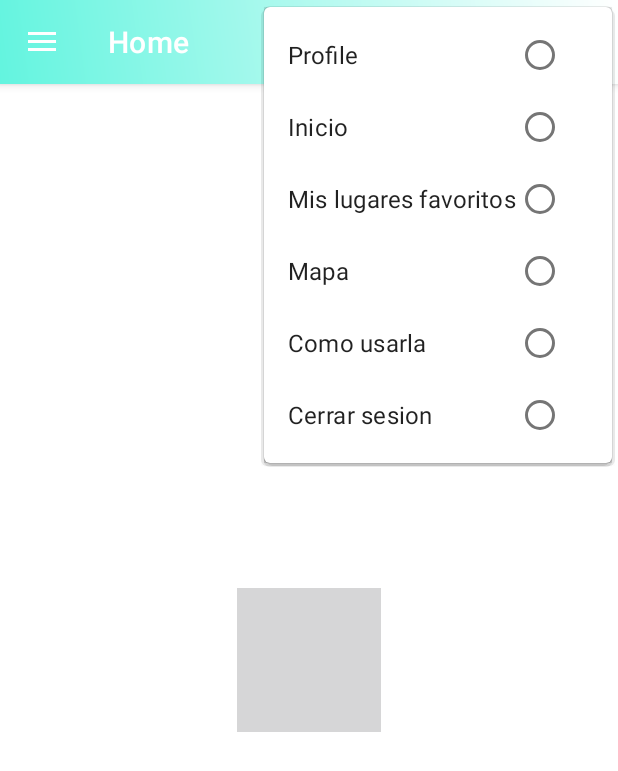
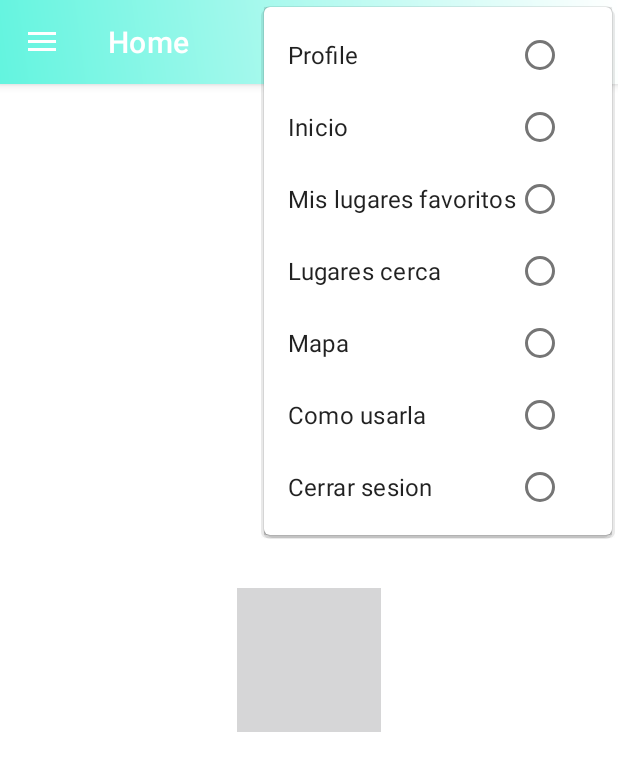
Before and after one commit to r34mod/PlayasApp, an Android app: the Ajustes screen opened directly, with no data from a screen before it, with the options menu open, on a phone screen of 412 x 824 dp. Shown: the top 771 px of the screen. Run offline under Robolectric (Android 15) with nearby library versions, the phone set to English and light mode, and no system bars; our stand-ins replace Firebase (no records; nobody signed in at launch, a user with empty details on screens opened directly), navigation-ui; pictures from the network do not load.

Commit message:
feature: continue with project

```diff
--- a/app/src/main/AndroidManifest.xml
+++ b/app/src/main/AndroidManifest.xml
@@ -53,6 +53,9 @@
             android:name=".Login"
             android:label="Login" />
         <activity
+            android:name=".LocationPlayas"
+            android:label="LocationPlayas" />
+        <activity
             android:name=".Ajustes"
             android:label="Ajustes" />
         <activity
--- a/app/src/main/java/com/example/playasapp/Ajustes.java
+++ b/app/src/main/java/com/example/playasapp/Ajustes.java
@@ -91,6 +91,12 @@ public class Ajustes extends AppCompatActivity {
                     startActivity(a);
                     return false;
                 });
+
+        navigationView.getMenu().findItem(R.id.nav_loca).setOnMenuItemClickListener((menuItem)->{
+            Intent a = new Intent(Ajustes.this, LocationPlayas.class);
+            startActivity(a);
+            return false;
+        });
 
         navigationView.getMenu().findItem(R.id.nav_map).setOnMenuItemClickListener(
                 (MenuItem)->{
--- a/app/src/main/java/com/example/playasapp/Login.java
+++ b/app/src/main/java/com/example/playasapp/Login.java
@@ -36,7 +36,8 @@ public class Login extends AppCompatActivity {
 
     Button btn_login, btn_register, btn_login_anonymous, btn_google;
     EditText password, phone;
-    DatabaseReference databaseReference = FirebaseDatabase.getInstance().getReferenceFromUrl("https://proyectoplayas-6aaa0-default-rtdb.europe-west1.firebasedatabase.app/");
+    DatabaseReference databaseReference = FirebaseDatabase.getInstance().getReference();
+
 
     @Override
     protected void onCreate(Bundle savedInstanceState) {
--- a/app/src/main/java/com/example/playasapp/Register.java
+++ b/app/src/main/java/com/example/playasapp/Register.java
@@ -42,7 +42,7 @@ public class Register extends AppCompatActivity {
 
     Button btn_register;
     EditText name, email, password, phone;
-    DatabaseReference databaseReference = FirebaseDatabase.getInstance().getReferenceFromUrl("https://proyectoplayas-6aaa0-default-rtdb.europe-west1.firebasedatabase.app/");
+    DatabaseReference databaseReference = FirebaseDatabase.getInstance().getReference();
 
 
     @Override
--- /dev/null
+++ b/app/src/main/res/drawable/ic_baseline_my_location_24.xml
@@ -0,0 +1,10 @@
+<vector xmlns:android="http://schemas.android.com/apk/res/android"
+    android:width="24dp"
+    android:height="24dp"
+    android:viewportWidth="24"
+    android:viewportHeight="24"
+    android:tint="?attr/colorControlNormal">
+  <path
+      android:fillColor="@android:color/white"
+      android:pathData="M12,8c-2.21,0 -4,1.79 -4,4s1.79,4 4,4 4,-1.79 4,-4 -1.79,-4 -4,-4zM20.94,11c-0.46,-4.17 -3.77,-7.48 -7.94,-7.94L13,1h-2v2.06C6.83,3.52 3.52,6.83 3.06,11L1,11v2h2.06c0.46,4.17 3.77,7.48 7.94,7.94L11,23h2v-2.06c4.17,-0.46 7.48,-3.77 7.94,-7.94L23,13v-2h-2.06zM12,19c-3.87,0 -7,-3.13 -7,-7s3.13,-7 7,-7 7,3.13 7,7 -3.13,7 -7,7z"/>
+</vector>
--- a/app/src/main/res/menu/activity_main_drawer.xml
+++ b/app/src/main/res/menu/activity_main_drawer.xml
@@ -24,6 +24,11 @@
             android:icon="@drawable/ic_heart"
             android:title="Mis lugares favoritos" />
 
+        <item
+            android:id="@+id/nav_loca"
+            android:icon="@drawable/ic_baseline_my_location_24"
+            android:title="Lugares cerca" />
+
         <item android:id="@+id/nav_map"
             android:icon="@drawable/ic_mapa"
             android:title="Mapa" />
```
